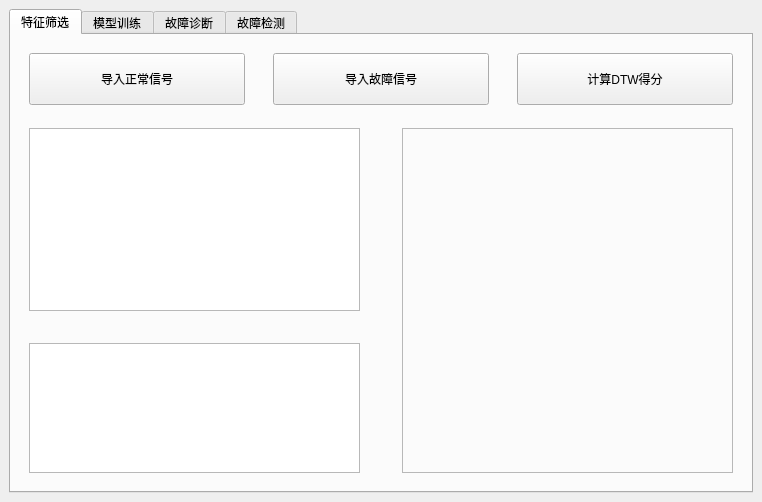
This is GUI/FaultDegreeGUI.ui in DuskSwan/fault_estimation_master_design as Qt 5 draws it before an edit. The edited form follows.
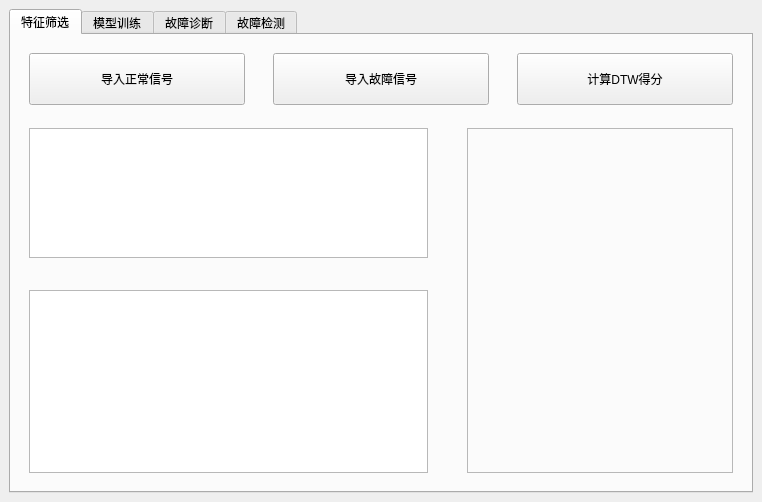
This is the edited form.

What changed in the file:
```diff
--- a/GUI/FaultDegreeGUI.ui
+++ b/GUI/FaultDegreeGUI.ui
@@ -113,7 +113,7 @@
            </spacer>
           </item>
           <item>
-           <layout class="QGridLayout" name="gridLayout" rowstretch="7,1,5" columnstretch="9,1,9">
+           <layout class="QGridLayout" name="gridLayout" rowstretch="5,1,7" columnstretch="12,1,8">
             <item row="0" column="0">
              <widget class="QTableWidget" name="DTWWidget">
               <property name="maximumSize">
```
